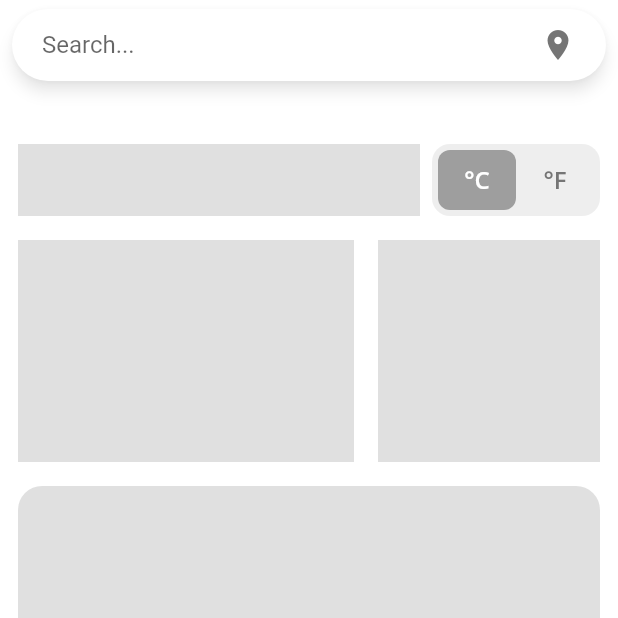
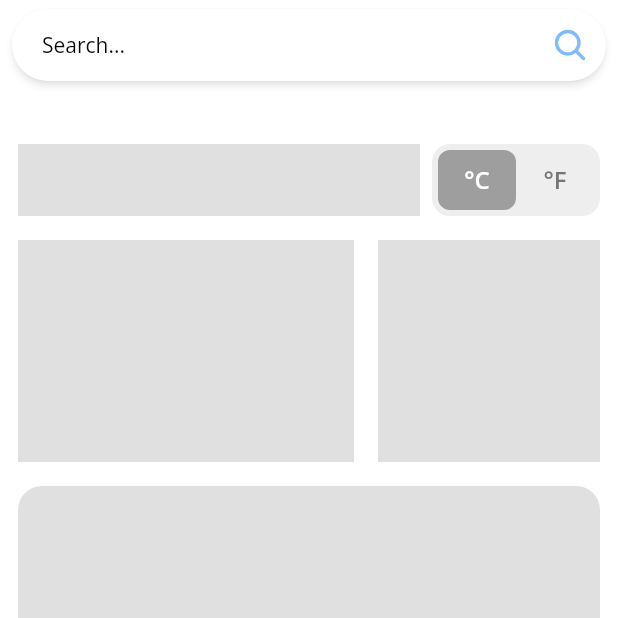
Before and after one commit to ArizArmeidi/FlutterWeather, a Flutter app: the screen it shows after launch, on a phone screen of 412 x 824 dp, the top half of it. Run offline on Flutter 3.47's test engine with Material 2 defaults, Android fonts, the phone set to English and light mode, and no system bars; drawn by our look-alikes of shimmer; our stand-ins replace country_picker, geolocator, google_fonts, latlong2, material_floating_search_bar_2, phosphor_flutter.

Commit message:
Update homeScreen.dart

```diff
--- a/lib/Screens/homeScreen.dart
+++ b/lib/Screens/homeScreen.dart
@@ -1,5 +1,7 @@
 import 'package:flutter/material.dart';
 import 'package:flutter_weather/provider/weatherProvider.dart';
+import 'package:flutter_weather/theme/colors.dart';
+import 'package:flutter_weather/theme/textStyle.dart';
 import 'package:flutter_weather/widgets/WeatherInfoHeader.dart';
 import 'package:flutter_weather/widgets/mainWeatherDetail.dart';
 import 'package:flutter_weather/widgets/mainWeatherInfo.dart';
@@ -17,7 +19,6 @@ class HomeScreen extends StatefulWidget {
 }
 
 class _HomeScreenState extends State<HomeScreen> {
-  FloatingSearchBarController _fsc = FloatingSearchBarController();
   @override
   void initState() {
     super.initState();
@@ -67,46 +68,112 @@ class _HomeScreenState extends State<HomeScreen> {
               SevenDayForecast(),
             ],
           ),
-          FloatingSearchBar(
+          CustomSearchBar(),
+        ],
+      ),
+    );
+  }
+}
+
+class CustomSearchBar extends StatefulWidget {
+  const CustomSearchBar({Key? key}) : super(key: key);
+
+  @override
+  State<CustomSearchBar> createState() => _CustomSearchBarState();
+}
+
+class _CustomSearchBarState extends State<CustomSearchBar> {
+  FloatingSearchBarController _fsc = FloatingSearchBarController();
+
+  List<String> _citiesSuggestion = [
+    'New York',
+    'Tokyo',
+    'Dubai',
+    'London',
+    'Singapore',
+    'Sydney',
+    'Wellington'
+  ];
+
+  @override
+  Widget build(BuildContext context) {
+    return FloatingSearchBar(
       controller: _fsc,
       hint: 'Search...',
-            scrollPadding: const EdgeInsets.only(top: 16, bottom: 56),
+      clearQueryOnClose: false,
+      scrollPadding: const EdgeInsets.only(top: 16.0, bottom: 56.0),
       transitionDuration: const Duration(milliseconds: 400),
       borderRadius: BorderRadius.circular(32.0),
       transitionCurve: Curves.easeInOut,
+      accentColor: primaryBlue,
+      hintStyle: regularText,
+      queryStyle: regularText,
       physics: const BouncingScrollPhysics(),
-            elevation: 4.0,
+      elevation: 2.0,
       debounceDelay: const Duration(milliseconds: 500),
       onQueryChanged: (query) {},
       transition: CircularFloatingSearchBarTransition(),
       actions: [
         FloatingSearchBarAction(
           showIfOpened: false,
-                child: CircularButton(
-                  icon: const Icon(Icons.place),
-                  onPressed: () {},
+          child: PhosphorIcon(
+            PhosphorIconsBold.magnifyingGlass,
+            color: primaryBlue,
           ),
         ),
-              FloatingSearchBarAction.searchToClear(showIfClosed: false),
+        FloatingSearchBarAction.icon(
+          showIfClosed: false,
+          showIfOpened: true,
+          icon: PhosphorIcon(
+            PhosphorIconsBold.x,
+            color: primaryBlue,
+          ),
+          onTap: () {
+            if (_fsc.query.isEmpty) {
+              _fsc.close();
+            } else {
+              _fsc.clear();
+            }
+          },
+        ),
       ],
       builder: (context, transition) {
         return ClipRRect(
-                borderRadius: BorderRadius.circular(8),
+          borderRadius: BorderRadius.circular(8.0),
           child: Material(
             color: Colors.white,
             elevation: 4.0,
-                  child: Column(
-                    mainAxisSize: MainAxisSize.min,
-                    children: Colors.accents.map((color) {
-                      return Container(height: 112, color: color);
-                    }).toList(),
+            child: ListView.separated(
+              shrinkWrap: true,
+              padding: EdgeInsets.zero,
+              itemCount: _citiesSuggestion.length,
+              itemBuilder: (context, index) {
+                String data = _citiesSuggestion[index];
+                return InkWell(
+                  onTap: () {
+                    _fsc.query = data;
+                    _fsc.close();
+                  },
+                  child: Container(
+                    padding: const EdgeInsets.all(22.0),
+                    child: Row(
+                      children: [
+                        PhosphorIcon(PhosphorIconsFill.mapPin),
+                        const SizedBox(width: 22.0),
+                        Text(data, style: mediumText),
+                      ],
                     ),
                   ),
                 );
               },
+              separatorBuilder: (context, index) => Divider(
+                thickness: 1.0,
+                height: 0.0,
               ),
-        ],
             ),
+          ),
+        );
+      },
     );
   }
 }
```
Lines whose indentation alone changed are shown as unchanged.
